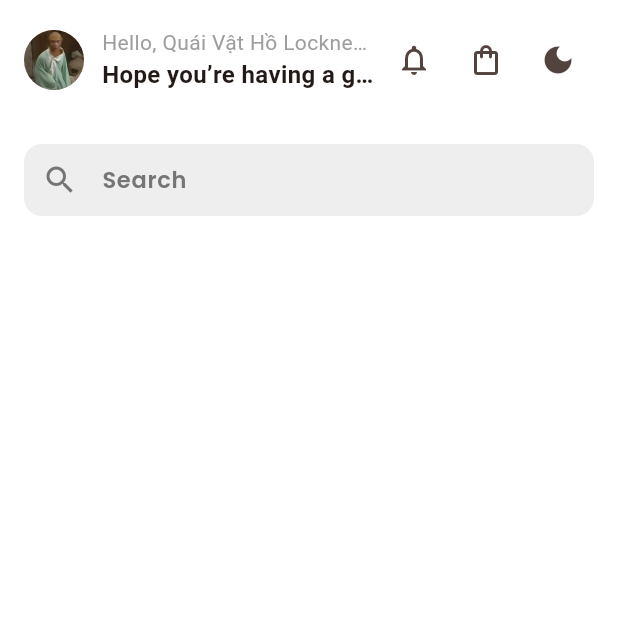
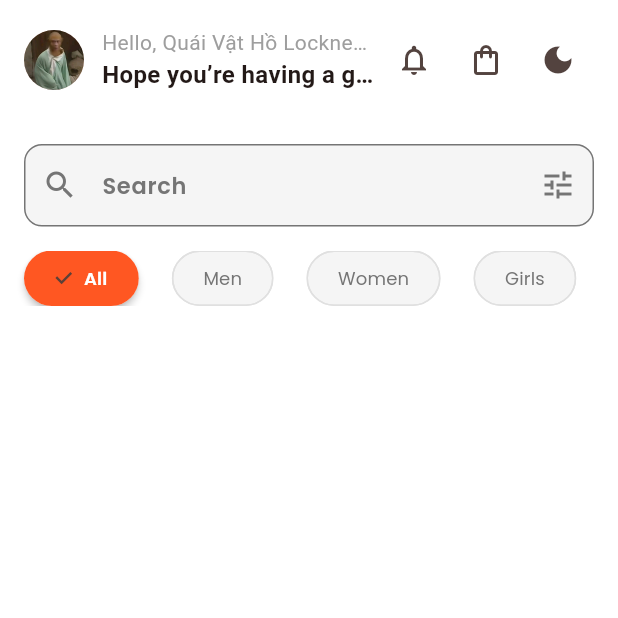
Before and after one commit to mingthanh/store_app, a Flutter app: the HomeScreen screen opened directly, on a phone screen of 412 x 824 dp, the top half of it. Run offline on Flutter 3.47's test engine with Material 3 defaults, Android fonts, the phone set to English and light mode, and no system bars; our stand-ins replace get, get_storage, google_fonts; accounts and stored records are empty.

Commit message:
filter button
done filter button

```diff
--- a/lib/view/home_screen.dart
+++ b/lib/view/home_screen.dart
@@ -1,6 +1,7 @@
 import 'package:flutter/material.dart';
 import 'package:get/get.dart';
 import 'package:store_app/controllers/theme_controller.dart';
+import 'package:store_app/view/widgets/category_chips.dart';
 import 'package:store_app/view/widgets/custom_search_bar.dart';
 
 class HomeScreen extends StatelessWidget {
@@ -76,9 +77,11 @@
                 ],
               ),
             ),
-
             // search bar
             const CustomSearchBar(),
+
+            // categories chip list
+            const CategoryChips(),
           ],
         ),
       ),
--- /dev/null
+++ b/lib/view/widgets/category_chips.dart
@@ -0,0 +1,90 @@
+import 'package:flutter/material.dart';
+import 'package:store_app/utils/app_textstyles.dart';
+
+class CategoryChips extends StatefulWidget {
+  const CategoryChips({super.key});
+
+  @override
+  State<CategoryChips> createState() => _CategoryChipsState();
+}
+
+class _CategoryChipsState extends State<CategoryChips> {
+  int selectedIndex = 0;
+
+  final categories = [
+    'All',
+    'Men',
+    'Women',
+    'Girls',
+  ];
+
+  @override
+  Widget build(BuildContext context) {
+    final isDark = Theme.of(context).brightness == Brightness.dark;
+
+    return SingleChildScrollView(
+      scrollDirection: Axis.horizontal,
+      padding: const EdgeInsets.symmetric(horizontal: 16),
+      child: Row(
+        children: List.generate(
+          categories.length,
+          (index) => Padding(
+            padding: const EdgeInsets.only(right: 22),
+            child: AnimatedContainer(
+              duration: const Duration(milliseconds: 300),
+              curve: Curves.easeInOut,
+              child: ChoiceChip(
+                label: Text(
+                  categories[index],
+                  style: AppTextStyles.withColor(
+                    selectedIndex == index
+                        ? AppTextStyles.withWeight(
+                            AppTextStyles.bodySmall,
+                            FontWeight.w600,
+                          )
+                        : AppTextStyles.bodySmall,
+                    selectedIndex == index
+                        ? Colors.white
+                        : isDark
+                            ? Colors.grey[300]!
+                            : Colors.grey[600]!,
+                  ),
+                ),
+                selected: selectedIndex == index,
+                onSelected: (bool selected) {
+                  setState(() {
+                    selectedIndex = selected ? index : selectedIndex;
+                  });
+                },
+                selectedColor: Theme.of(context).colorScheme.primary,
+                backgroundColor: isDark ? Colors.grey[800] : Colors.grey[100],
+                shape: RoundedRectangleBorder(
+                  borderRadius: BorderRadius.circular(20),
+                ),
+                elevation: selectedIndex == index ? 2 : 0,
+                pressElevation: 0,
+                padding: const EdgeInsets.symmetric(
+                  horizontal: 16,
+                  vertical: 8,
+                ),
+                labelPadding: const EdgeInsets.symmetric(
+                  horizontal: 4,
+                  vertical: 1,
+                ),
+                materialTapTargetSize: MaterialTapTargetSize.shrinkWrap,
+                side: BorderSide(
+                  color: selectedIndex == index
+                      ? Colors.transparent
+                      : isDark
+                          ? Colors.grey.shade700
+                          : Colors.grey.shade300,
+                  width: 1,
+                ),
+              ),
+            ),
+          ),
+        ),
+      ),
+    );
+  }
+}
--- a/lib/view/widgets/custom_search_bar.dart
+++ b/lib/view/widgets/custom_search_bar.dart
@@ -15,22 +15,45 @@
           AppTextStyles.buttonMedium,
           Theme.of(context).textTheme.bodyLarge?.color ?? Colors.black,
         ),
+
         decoration: InputDecoration(
           hintText: 'Search',
           hintStyle: AppTextStyles.withColor(
             AppTextStyles.buttonMedium,
             isDark ? Colors.grey[400]! : Colors.grey[600]!,
           ),
+
           prefixIcon: Icon(
             Icons.search,
             color: isDark ? Colors.grey[400]! : Colors.grey[600]!,
           ),
+
+          suffixIcon: Icon(
+            Icons.tune,
+            color: isDark ? Colors.grey[400]! : Colors.grey[600]!,
+          ),
+
           filled: true,
-          fillColor: isDark ? Colors.grey[850] : Colors.grey[200],
-          contentPadding: const EdgeInsets.symmetric(vertical: 12, horizontal: 16),
+          fillColor: isDark ? Colors.grey[800] : Colors.grey[100],
           border: OutlineInputBorder(
             borderRadius: BorderRadius.circular(12),
             borderSide: BorderSide.none,
+          ),
+
+          enabledBorder: OutlineInputBorder(
+            borderRadius: BorderRadius.circular(12),
+            borderSide: BorderSide(
+              color: isDark ? Colors.grey[400]! : Colors.grey[600]!,
+              width: 1,
+            ),
+          ),
+
+          focusedBorder: OutlineInputBorder(
+            borderRadius: BorderRadius.circular(12),
+            borderSide: BorderSide(
+              color: Theme.of(context).primaryColor,
+              width: 1,
+            ),
           ),
         ),
       ),
```
